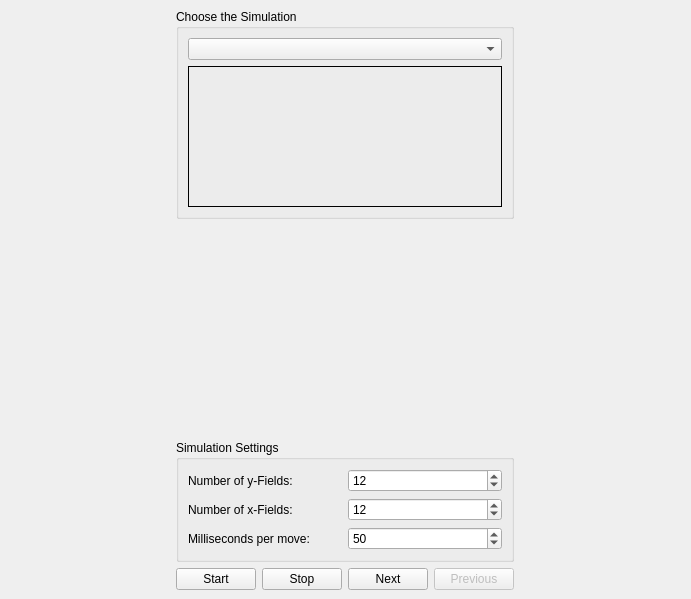
First picture: the form in simulations/gamecontrols.ui, repository KDE/kalzium, before the edit.
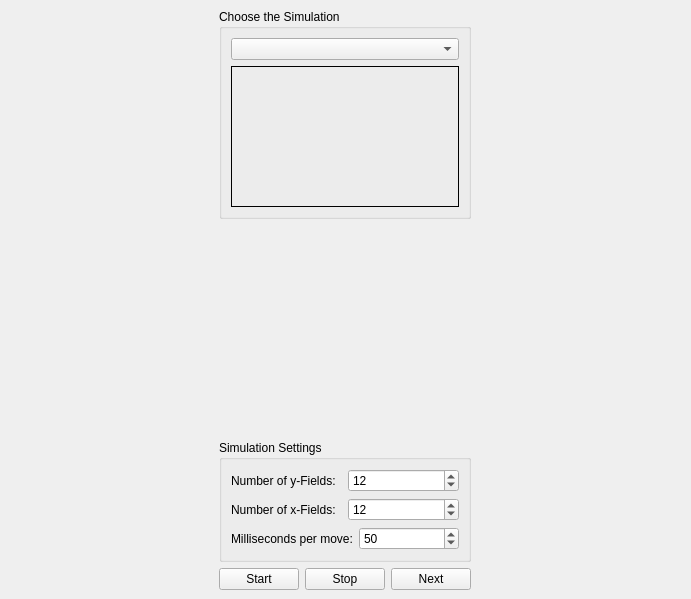
Second picture: the form after the edit. Custom widgets are drawn as their Qt base class.

Commit message: make stop and start work, remove previouse button

```diff
--- a/simulations/gamecontrols.ui
+++ b/simulations/gamecontrols.ui
@@ -180,19 +180,6 @@
        </property>
       </widget>
      </item>
-     <item>
-      <widget class="QPushButton" name="prev" >
-       <property name="enabled" >
-        <bool>false</bool>
-       </property>
-       <property name="toolTip" >
-        <string>Previous move</string>
-       </property>
-       <property name="text" >
-        <string>Previous</string>
-       </property>
-      </widget>
-     </item>
     </layout>
    </item>
    <item row="2" column="0" >
```
The commit also changes 3 other files.
